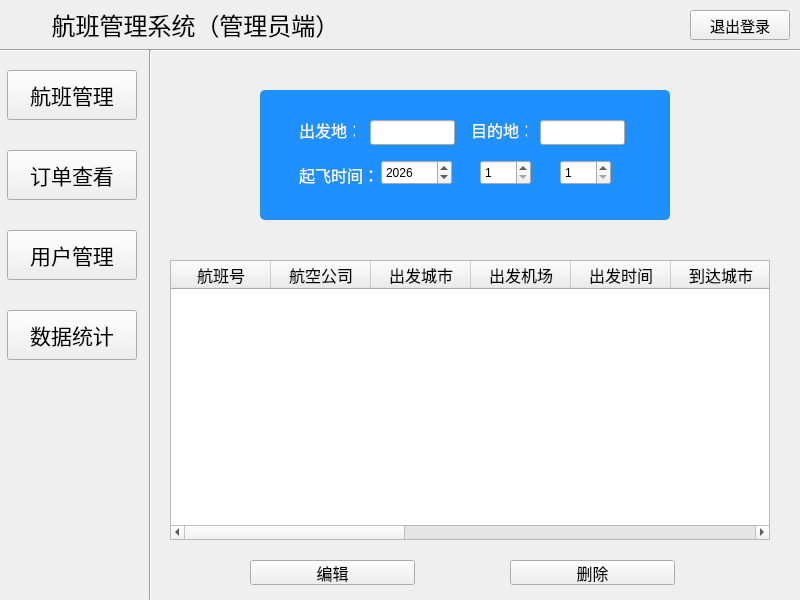
The window that AdminMainWindow.ui (ImmortalWatcher/Flient_Management) describes before a commit, drawn with Qt 5.
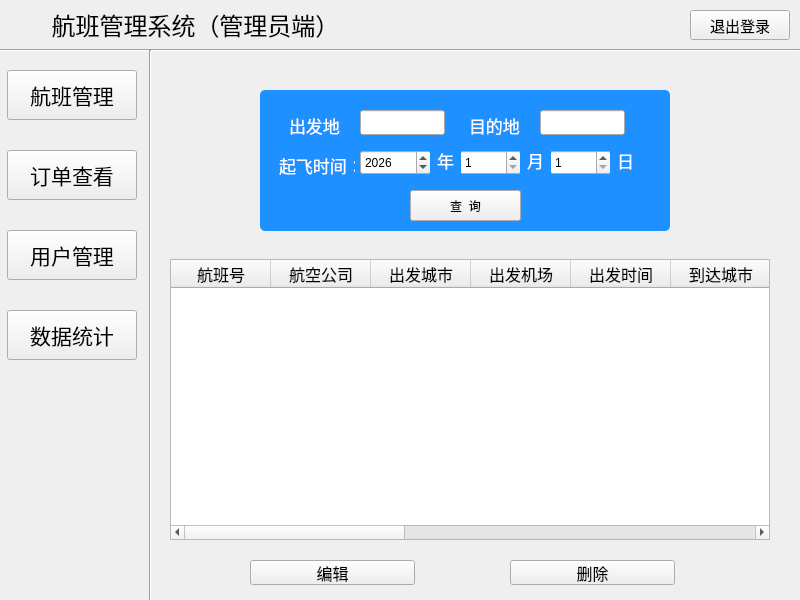
The same window after the commit. The open tabs and pages were chosen to show the change. Icons and pictures are not drawn.

Commit message: 更新：添加管理员航班界面查询按钮（美化后期做）

What changed in the file:
```diff
--- a/AdminMainWindow.ui
+++ b/AdminMainWindow.ui
@@ -271,7 +271,7 @@
         <x>110</x>
         <y>40</y>
         <width>410</width>
-        <height>130</height>
+        <height>141</height>
        </rect>
       </property>
       <property name="styleSheet">
@@ -286,16 +286,16 @@
       <widget class="QLabel" name="departureLabel">
        <property name="geometry">
         <rect>
-         <x>30</x>
+         <x>20</x>
          <y>20</y>
          <width>70</width>
-         <height>40</height>
+         <height>31</height>
         </rect>
        </property>
        <property name="font">
         <font>
          <family>华文琥珀</family>
-         <pointsize>12</pointsize>
+         <pointsize>13</pointsize>
         </font>
        </property>
        <property name="text">
@@ -305,16 +305,16 @@
       <widget class="QLabel" name="destinationLabel">
        <property name="geometry">
         <rect>
-         <x>202</x>
+         <x>200</x>
          <y>20</y>
          <width>70</width>
-         <height>40</height>
+         <height>31</height>
         </rect>
        </property>
        <property name="font">
         <font>
          <family>华文琥珀</family>
-         <pointsize>12</pointsize>
+         <pointsize>13</pointsize>
         </font>
        </property>
        <property name="text">
@@ -324,8 +324,8 @@
       <widget class="QLabel" name="departureTimeLabel">
        <property name="geometry">
         <rect>
-         <x>30</x>
-         <y>70</y>
+         <x>10</x>
+         <y>60</y>
          <width>90</width>
          <height>30</height>
         </rect>
@@ -333,7 +333,7 @@
        <property name="font">
         <font>
          <family>华文琥珀</family>
-         <pointsize>12</pointsize>
+         <pointsize>13</pointsize>
         </font>
        </property>
        <property name="text">
@@ -343,8 +343,8 @@
       <widget class="QSpinBox" name="yearSpin">
        <property name="geometry">
         <rect>
-         <x>121</x>
-         <y>70</y>
+         <x>100</x>
+         <y>60</y>
          <width>71</width>
          <height>25</height>
         </rect>
@@ -362,9 +362,9 @@
       <widget class="QSpinBox" name="monthSpin">
        <property name="geometry">
         <rect>
-         <x>220</x>
-         <y>70</y>
-         <width>51</width>
+         <x>200</x>
+         <y>60</y>
+         <width>61</width>
          <height>25</height>
         </rect>
        </property>
@@ -381,9 +381,9 @@
       <widget class="QSpinBox" name="daySpin">
        <property name="geometry">
         <rect>
-         <x>300</x>
-         <y>70</y>
-         <width>51</width>
+         <x>290</x>
+         <y>60</y>
+         <width>61</width>
          <height>25</height>
         </rect>
        </property>
@@ -400,8 +400,8 @@
       <widget class="QLineEdit" name="departureLineEdit">
        <property name="geometry">
         <rect>
-         <x>110</x>
-         <y>30</y>
+         <x>100</x>
+         <y>20</y>
          <width>85</width>
          <height>25</height>
         </rect>
@@ -411,20 +411,699 @@
        <property name="geometry">
         <rect>
          <x>280</x>
-         <y>30</y>
+         <y>20</y>
          <width>85</width>
          <height>25</height>
         </rect>
        </property>
       </widget>
+      <widget class="QLabel" name="departureLabel_3">
+       <property name="geometry">
+        <rect>
+         <x>260</x>
+         <y>50</y>
+         <width>31</width>
+         <height>41</height>
+        </rect>
+       </property>
+       <property name="palette">
+        <palette>
+         <active>
+          <colorrole role="WindowText">
+           <brush brushstyle="SolidPattern">
+            <color alpha="255">
+             <red>255</red>
+             <green>255</green>
+             <blue>255</blue>
+            </color>
+           </brush>
+          </colorrole>
+          <colorrole role="Button">
+           <brush brushstyle="SolidPattern">
+            <color alpha="255">
+             <red>30</red>
+             <green>144</green>
+             <blue>255</blue>
+            </color>
+           </brush>
+          </colorrole>
+          <colorrole role="Text">
+           <brush brushstyle="SolidPattern">
+            <color alpha="255">
+             <red>255</red>
+             <green>255</green>
+             <blue>255</blue>
+            </color>
+           </brush>
+          </colorrole>
+          <colorrole role="ButtonText">
+           <brush brushstyle="SolidPattern">
+            <color alpha="255">
+             <red>255</red>
+             <green>255</green>
+             <blue>255</blue>
+            </color>
+           </brush>
+          </colorrole>
+          <colorrole role="Base">
+           <brush brushstyle="SolidPattern">
+            <color alpha="255">
+             <red>30</red>
+             <green>144</green>
+             <blue>255</blue>
+            </color>
+           </brush>
+          </colorrole>
+          <colorrole role="Window">
+           <brush brushstyle="SolidPattern">
+            <color alpha="255">
+             <red>30</red>
+             <green>144</green>
+             <blue>255</blue>
+            </color>
+           </brush>
+          </colorrole>
+          <colorrole role="PlaceholderText">
+           <brush brushstyle="SolidPattern">
+            <color alpha="128">
+             <red>255</red>
+             <green>255</green>
+             <blue>255</blue>
+            </color>
+           </brush>
+          </colorrole>
+         </active>
+         <inactive>
+          <colorrole role="WindowText">
+           <brush brushstyle="SolidPattern">
+            <color alpha="255">
+             <red>255</red>
+             <green>255</green>
+             <blue>255</blue>
+            </color>
+           </brush>
+          </colorrole>
+          <colorrole role="Button">
+           <brush brushstyle="SolidPattern">
+            <color alpha="255">
+             <red>30</red>
+             <green>144</green>
+             <blue>255</blue>
+            </color>
+           </brush>
+          </colorrole>
+          <colorrole role="Text">
+           <brush brushstyle="SolidPattern">
+            <color alpha="255">
+             <red>255</red>
+             <green>255</green>
+             <blue>255</blue>
+            </color>
+           </brush>
+          </colorrole>
+          <colorrole role="ButtonText">
+           <brush brushstyle="SolidPattern">
+            <color alpha="255">
+             <red>255</red>
+             <green>255</green>
+             <blue>255</blue>
+            </color>
+           </brush>
+          </colorrole>
+          <colorrole role="Base">
+           <brush brushstyle="SolidPattern">
+            <color alpha="255">
+             <red>30</red>
+             <green>144</green>
+             <blue>255</blue>
+            </color>
+           </brush>
+          </colorrole>
+          <colorrole role="Window">
+           <brush brushstyle="SolidPattern">
+            <color alpha="255">
+             <red>30</red>
+             <green>144</green>
+             <blue>255</blue>
+            </color>
+           </brush>
+          </colorrole>
+          <colorrole role="PlaceholderText">
+           <brush brushstyle="SolidPattern">
+            <color alpha="128">
+             <red>255</red>
+             <green>255</green>
+             <blue>255</blue>
+            </color>
+           </brush>
+          </colorrole>
+         </inactive>
+         <disabled>
+          <colorrole role="WindowText">
+           <brush brushstyle="SolidPattern">
+            <color alpha="255">
+             <red>255</red>
+             <green>255</green>
+             <blue>255</blue>
+            </color>
+           </brush>
+          </colorrole>
+          <colorrole role="Button">
+           <brush brushstyle="SolidPattern">
+            <color alpha="255">
+             <red>30</red>
+             <green>144</green>
+             <blue>255</blue>
+            </color>
+           </brush>
+          </colorrole>
+          <colorrole role="Text">
+           <brush brushstyle="SolidPattern">
+            <color alpha="255">
+             <red>255</red>
+             <green>255</green>
+             <blue>255</blue>
+            </color>
+           </brush>
+          </colorrole>
+          <colorrole role="ButtonText">
+           <brush brushstyle="SolidPattern">
+            <color alpha="255">
+             <red>255</red>
+             <green>255</green>
+             <blue>255</blue>
+            </color>
+           </brush>
+          </colorrole>
+          <colorrole role="Base">
+           <brush brushstyle="SolidPattern">
+            <color alpha="255">
+             <red>30</red>
+             <green>144</green>
+             <blue>255</blue>
+            </color>
+           </brush>
+          </colorrole>
+          <colorrole role="Window">
+           <brush brushstyle="SolidPattern">
+            <color alpha="255">
+             <red>30</red>
+             <green>144</green>
+             <blue>255</blue>
+            </color>
+           </brush>
+          </colorrole>
+          <colorrole role="PlaceholderText">
+           <brush brushstyle="SolidPattern">
+            <color alpha="128">
+             <red>255</red>
+             <green>255</green>
+             <blue>255</blue>
+            </color>
+           </brush>
+          </colorrole>
+         </disabled>
+        </palette>
+       </property>
+       <property name="font">
+        <font>
+         <family>华文琥珀</family>
+         <pointsize>13</pointsize>
+        </font>
+       </property>
+       <property name="text">
+        <string>月</string>
+       </property>
+       <property name="alignment">
+        <set>Qt::AlignmentFlag::AlignCenter</set>
+       </property>
+      </widget>
+      <widget class="QLabel" name="departureLabel_4">
+       <property name="geometry">
+        <rect>
+         <x>350</x>
+         <y>50</y>
+         <width>31</width>
+         <height>41</height>
+        </rect>
+       </property>
+       <property name="palette">
+        <palette>
+         <active>
+          <colorrole role="WindowText">
+           <brush brushstyle="SolidPattern">
+            <color alpha="255">
+             <red>255</red>
+             <green>255</green>
+             <blue>255</blue>
+            </color>
+           </brush>
+          </colorrole>
+          <colorrole role="Button">
+           <brush brushstyle="SolidPattern">
+            <color alpha="255">
+             <red>30</red>
+             <green>144</green>
+             <blue>255</blue>
+            </color>
+           </brush>
+          </colorrole>
+          <colorrole role="Text">
+           <brush brushstyle="SolidPattern">
+            <color alpha="255">
+             <red>255</red>
+             <green>255</green>
+             <blue>255</blue>
+            </color>
+           </brush>
+          </colorrole>
+          <colorrole role="ButtonText">
+           <brush brushstyle="SolidPattern">
+            <color alpha="255">
+             <red>255</red>
+             <green>255</green>
+             <blue>255</blue>
+            </color>
+           </brush>
+          </colorrole>
+          <colorrole role="Base">
+           <brush brushstyle="SolidPattern">
+            <color alpha="255">
+             <red>30</red>
+             <green>144</green>
+             <blue>255</blue>
+            </color>
+           </brush>
+          </colorrole>
+          <colorrole role="Window">
+           <brush brushstyle="SolidPattern">
+            <color alpha="255">
+             <red>30</red>
+             <green>144</green>
+             <blue>255</blue>
+            </color>
+           </brush>
+          </colorrole>
+          <colorrole role="PlaceholderText">
+           <brush brushstyle="SolidPattern">
+            <color alpha="128">
+             <red>255</red>
+             <green>255</green>
+             <blue>255</blue>
+            </color>
+           </brush>
+          </colorrole>
+         </active>
+         <inactive>
+          <colorrole role="WindowText">
+           <brush brushstyle="SolidPattern">
+            <color alpha="255">
+             <red>255</red>
+             <green>255</green>
+             <blue>255</blue>
+            </color>
+           </brush>
+          </colorrole>
+          <colorrole role="Button">
+           <brush brushstyle="SolidPattern">
+            <color alpha="255">
+             <red>30</red>
+             <green>144</green>
+             <blue>255</blue>
+            </color>
+           </brush>
+          </colorrole>
+          <colorrole role="Text">
+           <brush brushstyle="SolidPattern">
+            <color alpha="255">
+             <red>255</red>
+             <green>255</green>
+             <blue>255</blue>
+            </color>
+           </brush>
+          </colorrole>
+          <colorrole role="ButtonText">
+           <brush brushstyle="SolidPattern">
+            <color alpha="255">
+             <red>255</red>
+             <green>255</green>
+             <blue>255</blue>
+            </color>
+           </brush>
+          </colorrole>
+          <colorrole role="Base">
+           <brush brushstyle="SolidPattern">
+            <color alpha="255">
+             <red>30</red>
+             <green>144</green>
+             <blue>255</blue>
+            </color>
+           </brush>
+          </colorrole>
+          <colorrole role="Window">
+           <brush brushstyle="SolidPattern">
+            <color alpha="255">
+             <red>30</red>
+             <green>144</green>
+             <blue>255</blue>
+            </color>
+           </brush>
+          </colorrole>
+          <colorrole role="PlaceholderText">
+           <brush brushstyle="SolidPattern">
+            <color alpha="128">
+             <red>255</red>
+             <green>255</green>
+             <blue>255</blue>
+            </color>
+           </brush>
+          </colorrole>
+         </inactive>
+         <disabled>
+          <colorrole role="WindowText">
+           <brush brushstyle="SolidPattern">
+            <color alpha="255">
+             <red>255</red>
+             <green>255</green>
+             <blue>255</blue>
+            </color>
+           </brush>
+          </colorrole>
+          <colorrole role="Button">
+           <brush brushstyle="SolidPattern">
+            <color alpha="255">
+             <red>30</red>
+             <green>144</green>
+             <blue>255</blue>
+            </color>
+           </brush>
+          </colorrole>
+          <colorrole role="Text">
+           <brush brushstyle="SolidPattern">
+            <color alpha="255">
+             <red>255</red>
+             <green>255</green>
+             <blue>255</blue>
+            </color>
+           </brush>
+          </colorrole>
+          <colorrole role="ButtonText">
+           <brush brushstyle="SolidPattern">
+            <color alpha="255">
+             <red>255</red>
+             <green>255</green>
+             <blue>255</blue>
+            </color>
+           </brush>
+          </colorrole>
+          <colorrole role="Base">
+           <brush brushstyle="SolidPattern">
+            <color alpha="255">
+             <red>30</red>
+             <green>144</green>
+             <blue>255</blue>
+            </color>
+           </brush>
+          </colorrole>
+          <colorrole role="Window">
+           <brush brushstyle="SolidPattern">
+            <color alpha="255">
+             <red>30</red>
+             <green>144</green>
+             <blue>255</blue>
+            </color>
+           </brush>
+          </colorrole>
+          <colorrole role="PlaceholderText">
+           <brush brushstyle="SolidPattern">
+            <color alpha="128">
+             <red>255</red>
+             <green>255</green>
+             <blue>255</blue>
+            </color>
+           </brush>
+          </colorrole>
+         </disabled>
+        </palette>
+       </property>
+       <property name="font">
+        <font>
+         <family>华文琥珀</family>
+         <pointsize>13</pointsize>
+        </font>
+       </property>
+       <property name="text">
+        <string>日</string>
+       </property>
+       <property name="alignment">
+        <set>Qt::AlignmentFlag::AlignCenter</set>
+       </property>
+      </widget>
+      <widget class="QLabel" name="departureLabel_2">
+       <property name="geometry">
+        <rect>
+         <x>170</x>
+         <y>50</y>
+         <width>31</width>
+         <height>41</height>
+        </rect>
+       </property>
+       <property name="palette">
+        <palette>
+         <active>
+          <colorrole role="WindowText">
+           <brush brushstyle="SolidPattern">
+            <color alpha="255">
+             <red>255</red>
+             <green>255</green>
+             <blue>255</blue>
+            </color>
+           </brush>
+          </colorrole>
+          <colorrole role="Button">
+           <brush brushstyle="SolidPattern">
+            <color alpha="255">
+             <red>30</red>
+             <green>144</green>
+             <blue>255</blue>
+            </color>
+           </brush>
+          </colorrole>
+          <colorrole role="Text">
+           <brush brushstyle="SolidPattern">
+            <color alpha="255">
+             <red>255</red>
+             <green>255</green>
+             <blue>255</blue>
+            </color>
+           </brush>
+          </colorrole>
+          <colorrole role="ButtonText">
+           <brush brushstyle="SolidPattern">
+            <color alpha="255">
+             <red>255</red>
+             <green>255</green>
+             <blue>255</blue>
+            </color>
+           </brush>
+          </colorrole>
+          <colorrole role="Base">
+           <brush brushstyle="SolidPattern">
+            <color alpha="255">
+             <red>30</red>
+             <green>144</green>
+             <blue>255</blue>
+            </color>
+           </brush>
+          </colorrole>
+          <colorrole role="Window">
+           <brush brushstyle="SolidPattern">
+            <color alpha="255">
+             <red>30</red>
+             <green>144</green>
+             <blue>255</blue>
+            </color>
+           </brush>
+          </colorrole>
+          <colorrole role="PlaceholderText">
+           <brush brushstyle="SolidPattern">
+            <color alpha="128">
+             <red>255</red>
+             <green>255</green>
+             <blue>255</blue>
+            </color>
+           </brush>
+          </colorrole>
+         </active>
+         <inactive>
+          <colorrole role="WindowText">
+           <brush brushstyle="SolidPattern">
+            <color alpha="255">
+             <red>255</red>
+             <green>255</green>
+             <blue>255</blue>
+            </color>
+           </brush>
+          </colorrole>
+          <colorrole role="Button">
+           <brush brushstyle="SolidPattern">
+            <color alpha="255">
+             <red>30</red>
+             <green>144</green>
+             <blue>255</blue>
+            </color>
+           </brush>
+          </colorrole>
+          <colorrole role="Text">
+           <brush brushstyle="SolidPattern">
+            <color alpha="255">
+             <red>255</red>
+             <green>255</green>
+             <blue>255</blue>
+            </color>
+           </brush>
+          </colorrole>
+          <colorrole role="ButtonText">
+           <brush brushstyle="SolidPattern">
+            <color alpha="255">
+             <red>255</red>
+             <green>255</green>
+             <blue>255</blue>
+            </color>
+           </brush>
+          </colorrole>
+          <colorrole role="Base">
+           <brush brushstyle="SolidPattern">
+            <color alpha="255">
+             <red>30</red>
+             <green>144</green>
+             <blue>255</blue>
+            </color>
+           </brush>
+          </colorrole>
+          <colorrole role="Window">
+           <brush brushstyle="SolidPattern">
+            <color alpha="255">
+             <red>30</red>
+             <green>144</green>
+             <blue>255</blue>
+            </color>
+           </brush>
+          </colorrole>
+          <colorrole role="PlaceholderText">
+           <brush brushstyle="SolidPattern">
+            <color alpha="128">
+             <red>255</red>
+             <green>255</green>
+             <blue>255</blue>
+            </color>
+           </brush>
+          </colorrole>
+         </inactive>
+         <disabled>
+          <colorrole role="WindowText">
+           <brush brushstyle="SolidPattern">
+            <color alpha="255">
+             <red>255</red>
+             <green>255</green>
+             <blue>255</blue>
+            </color>
+           </brush>
+          </colorrole>
+          <colorrole role="Button">
+           <brush brushstyle="SolidPattern">
+            <color alpha="255">
+             <red>30</red>
+             <green>144</green>
+             <blue>255</blue>
+            </color>
+           </brush>
+          </colorrole>
+          <colorrole role="Text">
+           <brush brushstyle="SolidPattern">
+            <color alpha="255">
+             <red>255</red>
+             <green>255</green>
+             <blue>255</blue>
+            </color>
+           </brush>
+          </colorrole>
+          <colorrole role="ButtonText">
+           <brush brushstyle="SolidPattern">
+            <color alpha="255">
+             <red>255</red>
+             <green>255</green>
+             <blue>255</blue>
+            </color>
+           </brush>
+          </colorrole>
+          <colorrole role="Base">
+           <brush brushstyle="SolidPattern">
+            <color alpha="255">
+             <red>30</red>
+             <green>144</green>
+             <blue>255</blue>
+            </color>
+           </brush>
+          </colorrole>
+          <colorrole role="Window">
+           <brush brushstyle="SolidPattern">
+            <color alpha="255">
+             <red>30</red>
+             <green>144</green>
+             <blue>255</blue>
+            </color>
+           </brush>
+          </colorrole>
+          <colorrole role="PlaceholderText">
+           <brush brushstyle="SolidPattern">
+            <color alpha="128">
+             <red>255</red>
+             <green>255</green>
+             <blue>255</blue>
+            </color>
+           </brush>
+          </colorrole>
+         </disabled>
+        </palette>
+       </property>
+       <property name="font">
+        <font>
+         <family>华文琥珀</family>
+         <pointsize>13</pointsize>
+        </font>
+       </property>
+       <property name="styleSheet">
+        <string notr="true">color：black；</string>
+       </property>
+       <property name="text">
+        <string>年</string>
+       </property>
+       <property name="alignment">
+        <set>Qt::AlignmentFlag::AlignCenter</set>
+       </property>
+      </widget>
+      <widget class="QPushButton" name="findBtn">
+       <property name="geometry">
+        <rect>
+         <x>150</x>
+         <y>100</y>
+         <width>111</width>
+         <height>31</height>
+        </rect>
+       </property>
+       <property name="text">
+        <string>查  询</string>
+       </property>
+      </widget>
      </widget>
      <widget class="QTableWidget" name="flightTable">
       <property name="geometry">
        <rect>
         <x>20</x>
-        <y>210</y>
+        <y>209</y>
         <width>600</width>
-        <height>280</height>
+        <height>281</height>
        </rect>
       </property>
       <property name="font">
```
Left out of the diff: 6 changed lines with no effect on the pictures. The commit also changes 3 other files.
